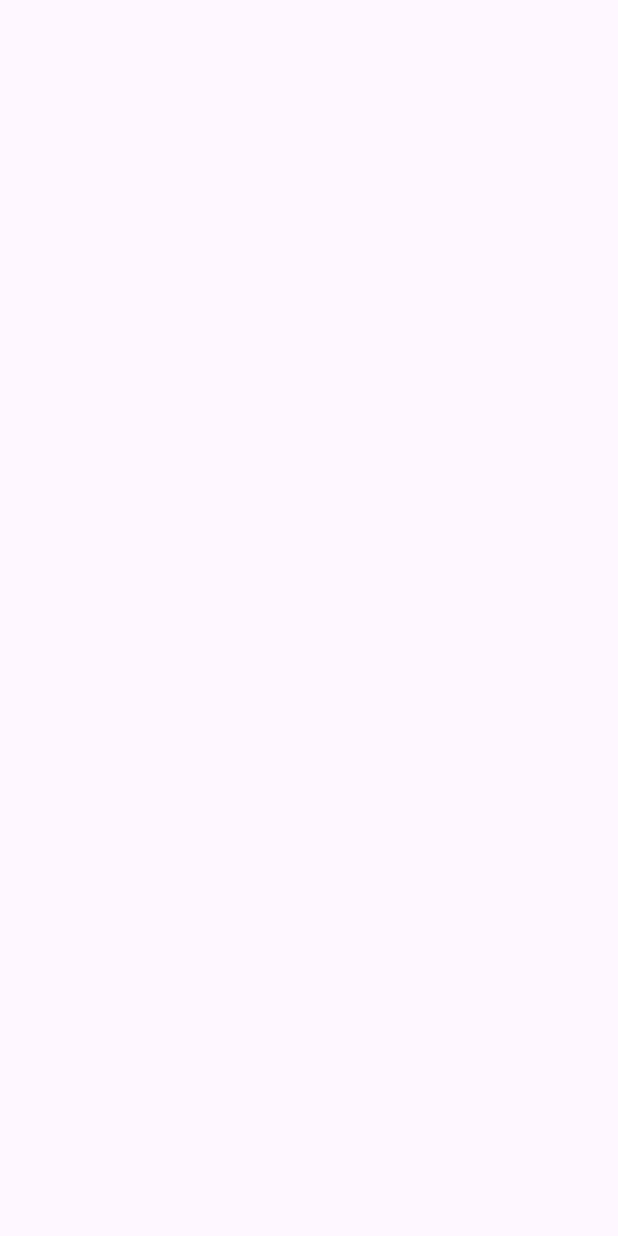
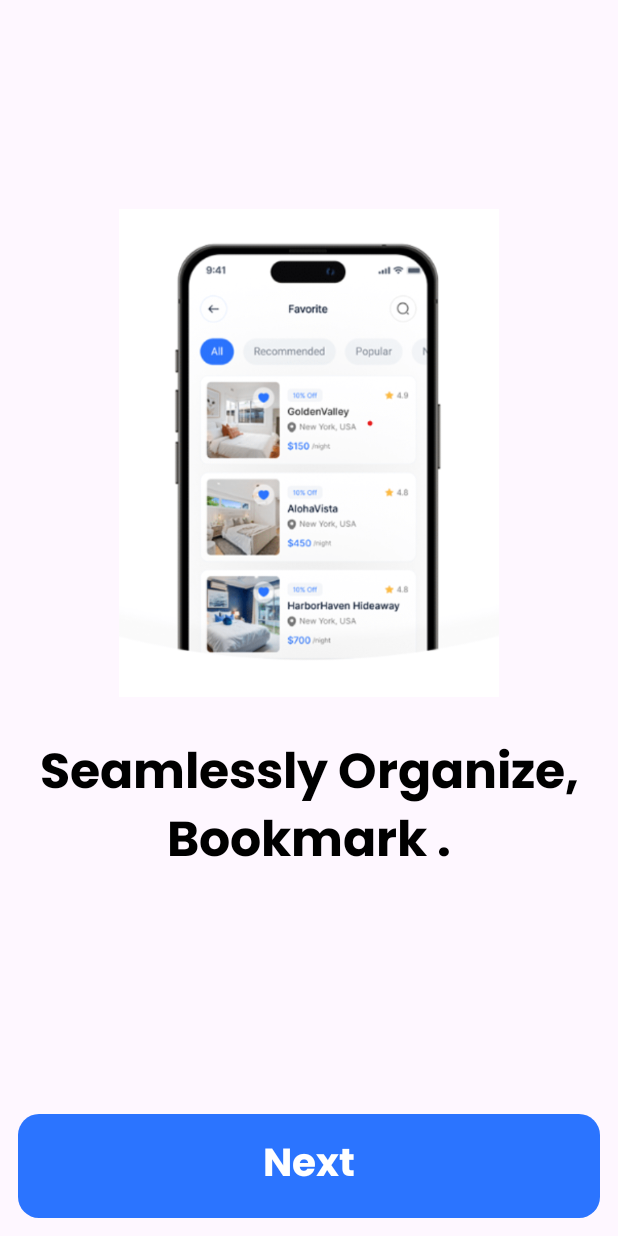
Before and after one commit to Amaan778/HotelBookingCustomer, an Android app: the OnBoardingScreen screen opened directly, with no data from a screen before it, on a phone screen of 412 x 824 dp. Before the commit the screen is empty. Run offline under Robolectric (Android 15) with nearby library versions, the phone set to English and light mode, and no system bars; our stand-ins replace sdp/ssp sizes.

Commit message:
Hotel Booking Customer

```diff
--- a/app/src/main/AndroidManifest.xml
+++ b/app/src/main/AndroidManifest.xml
@@ -12,6 +12,9 @@
         android:supportsRtl="true"
         android:theme="@style/Theme.HotelBookingCustomer"
         tools:targetApi="31">
+        <activity
+            android:name=".OnBoarding.OnBoardingActivity"
+            android:exported="false" />
         <activity
             android:name=".OnBoarding.OnBoardingScreen"
             android:exported="false" />
--- a/app/src/main/java/com/app/hotelbookingcustomer/MainActivity.kt
+++ b/app/src/main/java/com/app/hotelbookingcustomer/MainActivity.kt
@@ -8,6 +8,7 @@ import androidx.activity.enableEdgeToEdge
 import androidx.appcompat.app.AppCompatActivity
 import androidx.core.view.ViewCompat
 import androidx.core.view.WindowInsetsCompat
+import com.app.hotelbookingcustomer.OnBoarding.OnBoardingFragment
 
 class MainActivity : AppCompatActivity() {
     override fun onCreate(savedInstanceState: Bundle?) {
@@ -15,7 +16,7 @@ class MainActivity : AppCompatActivity() {
         setContentView(R.layout.activity_main)
 
         Handler(Looper.getMainLooper()).postDelayed({
-            startActivity(Intent(this,Dashboard::class.java))
+            startActivity(Intent(this,OnBoardingFragment::class.java))
             finish()
         },3000)
 
--- a/app/src/main/java/com/app/hotelbookingcustomer/OnBoarding/OnBoardingFragment.kt
+++ b/app/src/main/java/com/app/hotelbookingcustomer/OnBoarding/OnBoardingFragment.kt
@@ -5,6 +5,8 @@ import androidx.fragment.app.Fragment
 import android.view.LayoutInflater
 import android.view.View
 import android.view.ViewGroup
+import android.widget.ImageView
+import android.widget.TextView
 import com.app.hotelbookingcustomer.R
 
 class OnBoardingFragment : Fragment() {
@@ -17,6 +19,23 @@ class OnBoardingFragment : Fragment() {
     ): View? {
         // Inflate the layout for this fragment
         val view= inflater.inflate(R.layout.fragment_on_boarding, container, false)
+        val image=view.findViewById<ImageView>(R.id.image)
+        val text=view.findViewById<TextView>(R.id.text)
+
+        when(position){
+            0->{
+                image.setImageResource(R.drawable.bookmarkboarding)
+                text.text="Seamlessly Organize, Bookmark ."
+            }
+            1->{
+                image.setImageResource(R.drawable.explorehotelboarding)
+                text.text="Explore, Compare, and Find the Perfect Hotel"
+            }
+            2->{
+                image.setImageResource(R.drawable.bookhoteladvance)
+                text.text="Schedule Your Hotel Stays in advance"
+            }
+        }
 
         return view
     }
--- a/app/src/main/java/com/app/hotelbookingcustomer/OnBoarding/OnBoardingPageAdapter.kt
+++ b/app/src/main/java/com/app/hotelbookingcustomer/OnBoarding/OnBoardingPageAdapter.kt
@@ -5,7 +5,7 @@ import androidx.fragment.app.FragmentActivity
 import androidx.viewpager2.adapter.FragmentStateAdapter
 
 class OnBoardingPageAdapter(activity: FragmentActivity) : FragmentStateAdapter(activity) {
-    override fun getItemCount(): Int =4
+    override fun getItemCount(): Int =3
 
     override fun createFragment(position: Int): Fragment {
         return OnBoardingFragment.newInstance(position)
--- a/app/src/main/java/com/app/hotelbookingcustomer/OnBoarding/OnBoardingScreen.kt
+++ b/app/src/main/java/com/app/hotelbookingcustomer/OnBoarding/OnBoardingScreen.kt
@@ -1,21 +1,51 @@
 package com.app.hotelbookingcustomer.OnBoarding
 
+import android.content.Intent
 import android.os.Bundle
+import android.widget.TextView
 import androidx.activity.enableEdgeToEdge
 import androidx.appcompat.app.AppCompatActivity
 import androidx.core.view.ViewCompat
 import androidx.core.view.WindowInsetsCompat
+import androidx.viewpager2.widget.ViewPager2
+import com.app.hotelbookingcustomer.Dashboard
 import com.app.hotelbookingcustomer.R
 
 class OnBoardingScreen : AppCompatActivity() {
+    private lateinit var viewPager: ViewPager2
+    private lateinit var buttonNext: TextView
+
     override fun onCreate(savedInstanceState: Bundle?) {
         super.onCreate(savedInstanceState)
-        enableEdgeToEdge()
         setContentView(R.layout.activity_on_boarding_screen)
-        ViewCompat.setOnApplyWindowInsetsListener(findViewById(R.id.main)) { v, insets ->
-            val systemBars = insets.getInsets(WindowInsetsCompat.Type.systemBars())
-            v.setPadding(systemBars.left, systemBars.top, systemBars.right, systemBars.bottom)
-            insets
+
+        viewPager = findViewById(R.id.viewPager)
+        buttonNext = findViewById(R.id.buttonNext)
+
+        val adapter = OnBoardingPageAdapter(this)
+        viewPager.adapter = adapter
+
+        // Page Change Listener
+        viewPager.registerOnPageChangeCallback(object : ViewPager2.OnPageChangeCallback() {
+            override fun onPageSelected(position: Int) {
+                super.onPageSelected(position)
+                if (position == 3) {
+                    buttonNext.text = "Get Started"
+                } else {
+                    buttonNext.text = "Next"
+                }
+            }
+        })
+
+        // Button Click Listener
+        buttonNext.setOnClickListener {
+            if (viewPager.currentItem < 2) {
+                viewPager.currentItem += 1
+            } else {
+                startActivity(Intent(this, Dashboard::class.java)) // Navigate after onboarding
+                finish()
+            }
         }
+
     }
 }
--- /dev/null
+++ b/app/src/main/res/drawable/button.xml
@@ -0,0 +1,7 @@
+<?xml version="1.0" encoding="utf-8"?>
+<shape android:shape="rectangle" xmlns:android="http://schemas.android.com/apk/res/android">
+
+    <solid android:color="@color/themecolor"/>
+    <corners android:radius="@dimen/_11sdp"/>
+
+</shape>
--- a/app/src/main/res/layout/activity_on_boarding_screen.xml
+++ b/app/src/main/res/layout/activity_on_boarding_screen.xml
@@ -1,10 +1,30 @@
 <?xml version="1.0" encoding="utf-8"?>
-<androidx.constraintlayout.widget.ConstraintLayout xmlns:android="http://schemas.android.com/apk/res/android"
+<LinearLayout
+    xmlns:android="http://schemas.android.com/apk/res/android"
     xmlns:app="http://schemas.android.com/apk/res-auto"
     xmlns:tools="http://schemas.android.com/tools"
-    android:id="@+id/main"
+    android:orientation="vertical"
     android:layout_width="match_parent"
     android:layout_height="match_parent"
     tools:context=".OnBoarding.OnBoardingScreen">
 
-</androidx.constraintlayout.widget.ConstraintLayout>
+    <androidx.viewpager2.widget.ViewPager2
+        android:id="@+id/viewPager"
+        android:layout_width="match_parent"
+        android:layout_height="0dp"
+        android:layout_weight="1" />
+
+    <TextView
+        android:id="@+id/buttonNext"
+        android:layout_width="match_parent"
+        android:layout_height="wrap_content"
+        android:background="@drawable/button"
+        android:text="Next"
+        android:textSize="@dimen/_20sdp"
+        android:textColor="@color/white"
+        android:fontFamily="@font/poppins"
+        android:layout_margin="@dimen/_9sdp"
+        android:gravity="center"
+        android:padding="@dimen/_9sdp"/>
+
+</LinearLayout>
--- a/app/src/main/res/layout/fragment_on_boarding.xml
+++ b/app/src/main/res/layout/fragment_on_boarding.xml
@@ -4,8 +4,26 @@
     xmlns:tools="http://schemas.android.com/tools"
     android:layout_width="match_parent"
     android:layout_height="match_parent"
+    android:orientation="vertical"
+    android:gravity="center"
     tools:context=".OnBoarding.OnBoardingFragment">
 
+    <ImageView
+        android:id="@+id/image"
+        android:layout_width="match_parent"
+        android:layout_height="@dimen/_250sdp"
+        android:layout_margin="@dimen/_9sdp"
+        android:src="@drawable/explorehotelboarding"/>
 
+    <TextView
+        android:id="@+id/text"
+        android:layout_width="match_parent"
+        android:layout_height="wrap_content"
+        android:text="Explore, Compare and find the perfect hotel"
+        android:textSize="@dimen/_25sdp"
+        android:fontFamily="@font/poppins"
+        android:textColor="@color/black"
+        android:gravity="center"
+        android:layout_margin="@dimen/_9sdp"/>
 
 </LinearLayout>
```
Also changed, not shown: app/src/main/java/com/app/hotelbookingcustomer/OnBoarding/OnBoardingActivity.kt (added, +21 -0 lines), app/src/main/res/layout/activity_on_boarding.xml (added, +11 -0 lines).
